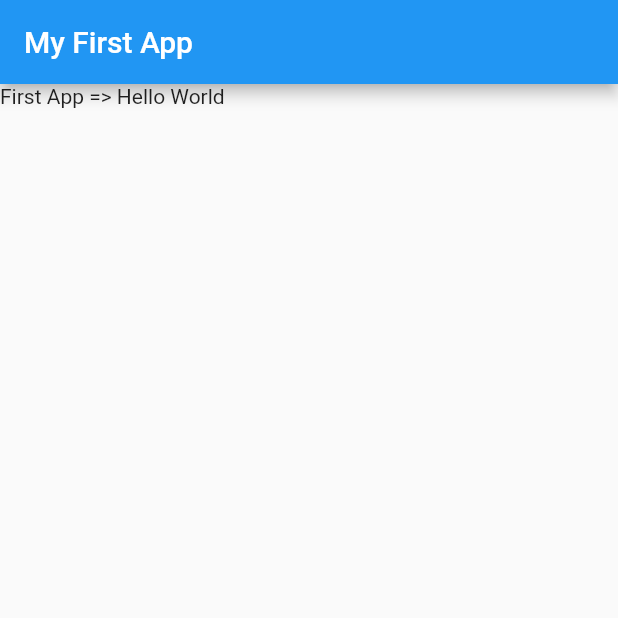
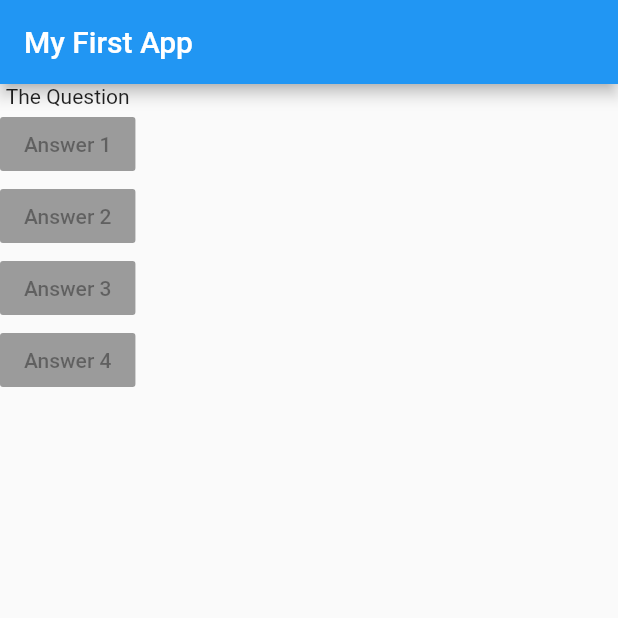
Before and after one commit to bowe99/Personality-Test-App, a Flutter app: the screen it shows after launch, on a phone screen of 412 x 824 dp, the top half of it. Run offline on Flutter 3.47's test engine with Material 2 defaults, Android fonts, the phone set to English and light mode, and no system bars.

Commit message:
Create App with Column Structure and Buttons

```diff
--- a/lib/main.dart
+++ b/lib/main.dart
@@ -11,7 +11,15 @@ class MyApp extends StatelessWidget{
       home: Scaffold(
         appBar: AppBar(title: Text('My First App'),
         ),
-        body: Text('First App => Hello World')
+        body: Column(
+          children: <Widget>[
+            Text('The Question'),
+            RaisedButton(child: Text('Answer 1'), onPressed: null),
+            RaisedButton(child: Text('Answer 2'), onPressed: null),
+            RaisedButton(child: Text('Answer 3'), onPressed: null),
+            RaisedButton(child: Text('Answer 4'), onPressed: null),
+          ],
+        )
       ),
     );
 
```
